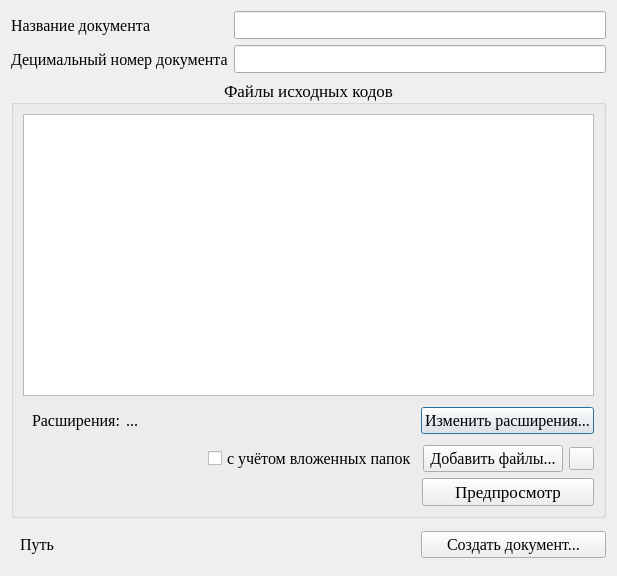
Before: the Qt Designer form ui_files/ishod_w.ui in MargaritaLipatova/Prorgams-text-to-docx, drawn with Qt 5.
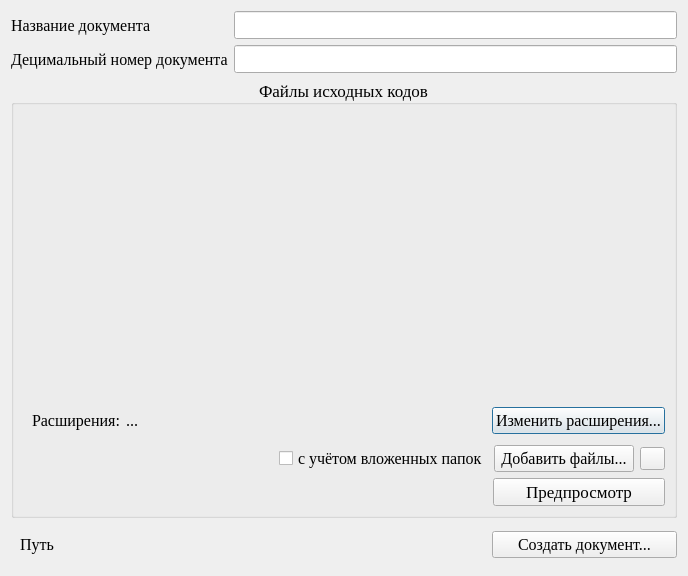
After: the same form once the commit is applied. Icons and pictures are not drawn.

Commit message: Перегенерированн .ui файл

```diff
--- a/ui_files/ishod_w.ui
+++ b/ui_files/ishod_w.ui
@@ -6,7 +6,7 @@
    <rect>
     <x>0</x>
     <y>0</y>
-    <width>617</width>
+    <width>688</width>
     <height>576</height>
    </rect>
   </property>
@@ -79,7 +79,7 @@
      </property>
      <layout class="QVBoxLayout" name="verticalLayout">
       <item>
-       <widget class="QTableView" name="tableView_FileTree"/>
+       <widget class="QWidget" name="widget_SourceCodeFiles" native="true"/>
       </item>
       <item>
        <layout class="QHBoxLayout" name="horizontalLayout">
```
The commit also changes 1 other file.
